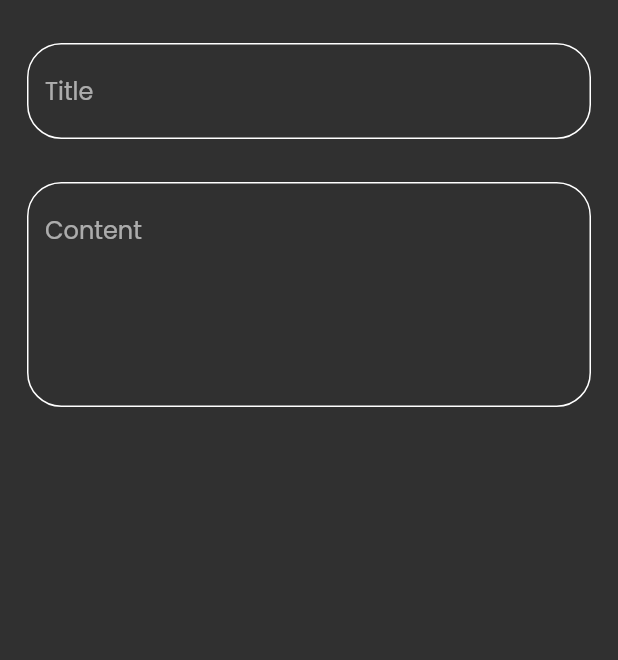
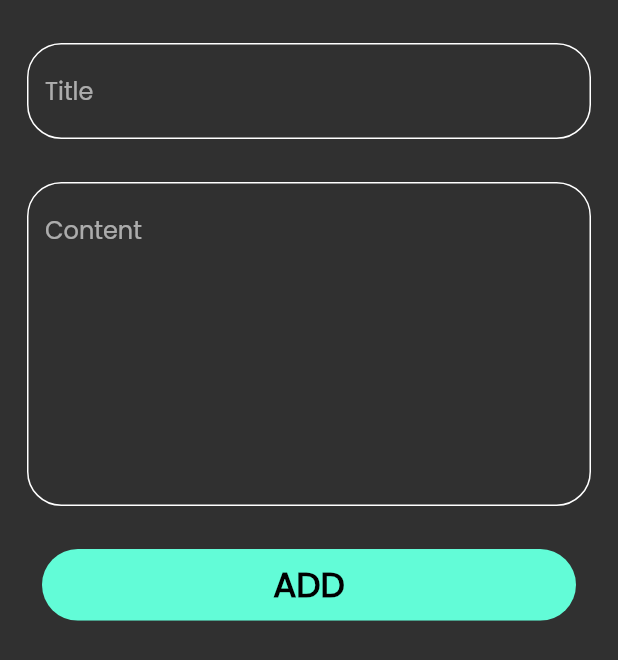
Before and after one commit to Alieliwa/NoteApp, a Flutter app: the AddNoteBottomSheet widget shown alone on an empty page, opened directly, on a phone screen of 412 x 824 dp. Shown: the top 660 px of the screen. Run offline on Flutter 3.47's test engine with Material 2 defaults, Android fonts, the phone set to English and light mode, and no system bars; our stand-ins replace flutter_screenutil, font_awesome_flutter.

Commit message:
button ADD

```diff
--- a/lib/views/widget/bottomsheet.dart
+++ b/lib/views/widget/bottomsheet.dart
@@ -1,5 +1,6 @@
 import 'package:flutter/material.dart';
 import 'package:flutter_screenutil/flutter_screenutil.dart';
+import 'package:notesapp/constans.dart';
 import 'package:notesapp/views/widget/customtextfeild.dart';
 
 class AddNoteBottomSheet extends StatelessWidget {
@@ -10,18 +11,65 @@ class AddNoteBottomSheet extends StatelessWidget {
     return Padding(
       padding: const EdgeInsets.symmetric(horizontal: 18.0),
       child: Column(
-        children:  [
-          SizedBox(height: 24.0.h,),
+        children: [
+          SizedBox(
+            height: 24.0.h,
+          ),
           const CustomTextField(
             hint: 'Title',
           ),
-          SizedBox(height: 24.0.h,),
+          SizedBox(
+            height: 24.0.h,
+          ),
           const CustomTextField(
             hint: 'Content',
-            maxLine: 5,
-          )
+            maxLine: 8,
+          ),
+          SizedBox(
+            height: 24.0.h,
+          ),
+          Padding(
+            padding: const EdgeInsets.only(right: 10.0, left: 10.0,bottom: 10.0),
+            child: defultMaterialButton(
+              width: double.infinity,
+              height: 40.h,
+              text: 'ADD',
+              function: () {},
+            ),
+          ),
         ],
       ),
     );
   }
+
+  Widget defultMaterialButton({
+    double? width,
+    double? height,
+    Color? backColor,
+    double borderRadius = 25,
+    double fontsize = 20,
+    Color ColorText = Colors.black,
+    String? text,
+    VoidCallback? function,
+  }) =>
+      Container(
+        width: width,
+        height: height,
+        decoration:
+            BoxDecoration(borderRadius: BorderRadius.circular(borderRadius)),
+        clipBehavior: Clip.antiAliasWithSaveLayer,
+        child: MaterialButton(
+          color: kPrimaryColor,
+          hoverColor: Colors.black,
+          onPressed: function,
+          child: Text(
+            text!,
+            style: TextStyle(
+              fontSize: fontsize.sp,
+              color: ColorText,
+              fontWeight: FontWeight.bold,
+            ),
+          ),
+        ),
+      );
 }
```
